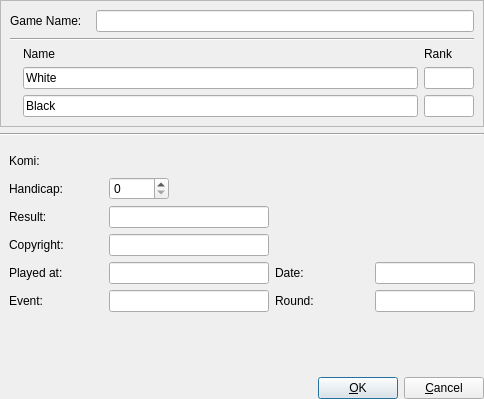
This is src/gameinfo_gui.ui in bernds/q5Go as Qt 5 draws it before an edit. The edited form follows.
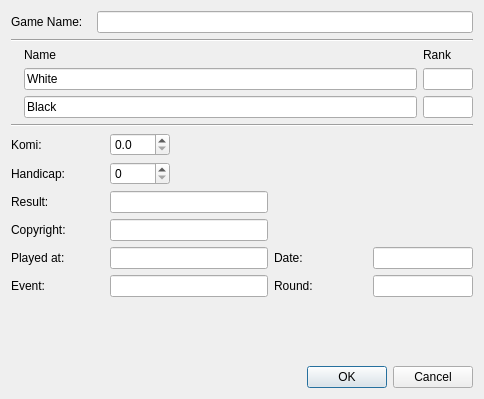
This is the edited form. Icons and pictures are not drawn. Custom widgets are drawn as their Qt base class.

Commit message: Miscellaneous dialog layout improvements, and use QDialogButtonBox more

Patch:
```diff
--- a/src/gameinfo_gui.ui
+++ b/src/gameinfo_gui.ui
@@ -20,22 +20,93 @@
       <string>Game Information</string>
     </property>
     <layout class="QGridLayout">
-      <property name="leftMargin">
-	<number>0</number>
-      </property>
-      <property name="topMargin">
-	<number>0</number>
-      </property>
-      <property name="rightMargin">
-	<number>0</number>
-      </property>
-      <property name="bottomMargin">
-	<number>0</number>
-      </property>
       <property name="spacing">
 	<number>6</number>
       </property>
       <item row="0" column="0">
+    <layout class="QHBoxLayout">
+     <property name="spacing">
+      <number>6</number>
+     </property>
+     <property name="leftMargin">
+      <number>0</number>
+     </property>
+     <property name="topMargin">
+      <number>0</number>
+     </property>
+     <property name="rightMargin">
+      <number>0</number>
+     </property>
+     <property name="bottomMargin">
+      <number>0</number>
+     </property>
+     <item>
+      <widget class="QLabel" name="TextLabel10">
+       <property name="minimumSize">
+        <size>
+         <width>80</width>
+         <height>0</height>
+        </size>
+       </property>
+       <property name="text">
+        <string>Game Name:</string>
+       </property>
+       <property name="wordWrap">
+        <bool>false</bool>
+       </property>
+       <property name="buddy">
+        <cstring>gameNameEdit</cstring>
+       </property>
+      </widget>
+     </item>
+     <item>
+      <widget class="QLineEdit" name="gameNameEdit"/>
+     </item>
+    </layout>
+   </item>
+   <item row="6" column="0">
+    <layout class="QHBoxLayout">
+     <property name="spacing">
+      <number>6</number>
+     </property>
+     <property name="leftMargin">
+      <number>0</number>
+     </property>
+     <property name="topMargin">
+      <number>0</number>
+     </property>
+     <property name="rightMargin">
+      <number>0</number>
+     </property>
+     <property name="bottomMargin">
+      <number>0</number>
+     </property>
+     <item>
+      <spacer name="Horizontal Spacing2">
+       <property name="orientation">
+        <enum>Qt::Horizontal</enum>
+       </property>
+       <property name="sizeType">
+        <enum>QSizePolicy::Expanding</enum>
+       </property>
+       <property name="sizeHint" stdset="0">
+        <size>
+         <width>20</width>
+         <height>20</height>
+        </size>
+       </property>
+      </spacer>
+     </item>
+     <item>
+      <widget class="QDialogButtonBox" name="buttonBox">
+       <property name="standardButtons">
+        <set>QDialogButtonBox::Cancel|QDialogButtonBox::Ok</set>
+       </property>
+      </widget>
+     </item>
+    </layout>
+   </item>
+   <item row="2" column="0">
 	<widget class="QFrame" name="Frame1">
 	  <property name="sizePolicy">
 	    <sizepolicy hsizetype="Preferred" vsizetype="Fixed">
@@ -43,15 +114,18 @@
 	      <verstretch>0</verstretch>
 	    </sizepolicy>
 	  </property>
-	  <property name="frameShape">
-	    <enum>QFrame::StyledPanel</enum>
-	  </property>
-	  <property name="frameShadow">
-	    <enum>QFrame::Raised</enum>
-	  </property>
 	  <layout class="QGridLayout">
-	    <property name="spacing">
-	      <number>6</number>
+      <property name="leftMargin">
+       <number>0</number>
+      </property>
+      <property name="topMargin">
+       <number>0</number>
+      </property>
+      <property name="rightMargin">
+       <number>0</number>
+      </property>
+      <property name="bottomMargin">
+       <number>0</number>
 	    </property>
 	    <item row="3" column="0">
 	      <widget class="QLabel" name="TextLabel1">
@@ -76,47 +150,6 @@
 		</property>
 	      </widget>
 	    </item>
-	    <item row="0" column="0" colspan="3">
-	      <layout class="QHBoxLayout">
-		<property name="spacing">
-		  <number>6</number>
-		</property>
-		<property name="leftMargin">
-		  <number>0</number>
-		</property>
-		<property name="topMargin">
-		  <number>0</number>
-		</property>
-		<property name="rightMargin">
-		  <number>0</number>
-		</property>
-		<property name="bottomMargin">
-		  <number>0</number>
-		</property>
-		<item>
-		  <widget class="QLabel" name="TextLabel10">
-		    <property name="minimumSize">
-		      <size>
-			<width>80</width>
-			<height>0</height>
-		      </size>
-		    </property>
-		    <property name="text">
-		      <string>Game Name:</string>
-		    </property>
-		    <property name="wordWrap">
-		      <bool>false</bool>
-		    </property>
-		    <property name="buddy">
-		      <cstring>gameNameEdit</cstring>
-		    </property>
-		  </widget>
-		</item>
-		<item>
-		  <widget class="QLineEdit" name="gameNameEdit"/>
-		</item>
-	      </layout>
-	    </item>
 	    <item row="3" column="1">
 	      <widget class="QLineEdit" name="playerWhiteEdit">
 		<property name="minimumSize">
@@ -180,25 +213,31 @@
 		</property>
 	      </widget>
 	    </item>
-	    <item row="1" column="0" colspan="3">
-	      <widget class="Line" name="line">
+     </layout>
+    </widget>
+   </item>
+   <item row="3" column="0">
+    <widget class="Line" name="line_2">
 		<property name="orientation">
 		  <enum>Qt::Horizontal</enum>
 		</property>
 	      </widget>
 	    </item>
-	  </layout>
-	</widget>
-      </item>
-      <item row="2" column="0">
+   <item row="4" column="0">
 	<widget class="QFrame" name="Frame2">
 	  <property name="frameShape">
 	    <enum>QFrame::NoFrame</enum>
 	  </property>
-	  <property name="frameShadow">
-	    <enum>QFrame::Plain</enum>
-	  </property>
 	  <layout class="QGridLayout" name="gridLayout">
+      <property name="leftMargin">
+       <number>0</number>
+      </property>
+      <property name="topMargin">
+       <number>0</number>
+      </property>
+      <property name="rightMargin">
+       <number>0</number>
+      </property>
 	    <item row="4" column="0">
 	      <widget class="QLabel" name="TextLabel9">
 		<property name="text">
@@ -339,19 +378,13 @@
 	      <widget class="QLineEdit" name="eventEdit"/>
 	    </item>
 	    <item row="0" column="1">
-	      <widget class="KomiSpinBox" name="komiSpin" native="true">
+       <widget class="KomiSpinBox" name="komiSpin">
 		<property name="sizePolicy">
 		  <sizepolicy hsizetype="Preferred" vsizetype="Fixed">
 		    <horstretch>0</horstretch>
 		    <verstretch>0</verstretch>
 		  </sizepolicy>
 		</property>
-		<property name="minimumSize">
-		  <size>
-		    <width>20</width>
-		    <height>20</height>
-		  </size>
-		</property>
 		<property name="maximumSize">
 		  <size>
 		    <width>60</width>
@@ -364,6 +397,9 @@
 		<property name="acceptDrops">
 		  <bool>true</bool>
 		</property>
+        <property name="decimals">
+         <number>1</number>
+        </property>
 	      </widget>
 	    </item>
 	    <item row="2" column="0">
@@ -385,78 +421,7 @@
 	  </layout>
 	</widget>
       </item>
-      <item row="4" column="0">
-	<layout class="QHBoxLayout">
-	  <property name="spacing">
-	    <number>6</number>
-	  </property>
-	  <property name="leftMargin">
-	    <number>0</number>
-	  </property>
-	  <property name="topMargin">
-	    <number>0</number>
-	  </property>
-	  <property name="rightMargin">
-	    <number>0</number>
-	  </property>
-	  <property name="bottomMargin">
-	    <number>0</number>
-	  </property>
-	  <item>
-	    <spacer name="Horizontal Spacing2">
-	      <property name="orientation">
-		<enum>Qt::Horizontal</enum>
-	      </property>
-	      <property name="sizeType">
-		<enum>QSizePolicy::Expanding</enum>
-	      </property>
-	      <property name="sizeHint" stdset="0">
-		<size>
-		  <width>20</width>
-		  <height>20</height>
-		</size>
-	      </property>
-	    </spacer>
-	  </item>
-	  <item>
-	    <widget class="QPushButton" name="buttonOk">
-	      <property name="minimumSize">
-		<size>
-		  <width>0</width>
-		  <height>0</height>
-		</size>
-	      </property>
-	      <property name="text">
-		<string>&amp;OK</string>
-	      </property>
-	      <property name="autoDefault">
-		<bool>true</bool>
-	      </property>
-	      <property name="default">
-		<bool>true</bool>
-	      </property>
-	    </widget>
-	  </item>
-	  <item>
-	    <widget class="QPushButton" name="buttonCancel">
-	      <property name="text">
-		<string>&amp;Cancel</string>
-	      </property>
-	      <property name="autoDefault">
-		<bool>true</bool>
-	      </property>
-	    </widget>
-	  </item>
-	</layout>
-      </item>
-      <item row="1" column="0">
-	<widget class="Line" name="line_2">
-	  <property name="orientation">
-	    <enum>Qt::Horizontal</enum>
-	  </property>
-	</widget>
-      </item>
-      <item row="3" column="0">
+   <item row="5" column="0">
 	<spacer name="verticalSpacer">
 	  <property name="orientation">
 	    <enum>Qt::Vertical</enum>
@@ -469,13 +434,20 @@
 	  </property>
 	</spacer>
       </item>
+   <item row="1" column="0">
+    <widget class="Line" name="line">
+     <property name="orientation">
+      <enum>Qt::Horizontal</enum>
+     </property>
+    </widget>
+   </item>
     </layout>
   </widget>
   <customwidgets>
     <customwidget>
       <class>KomiSpinBox</class>
-      <extends>QWidget</extends>
-      <header location="global">komispinbox.h</header>
+   <extends>QDoubleSpinBox</extends>
+   <header>komispinbox.h</header>
     </customwidget>
   </customwidgets>
   <tabstops>
```
Left out of the diff: 37 changed lines with no effect on the pictures. Lines whose indentation alone changed are shown as unchanged. The commit also changes 7 other files.
